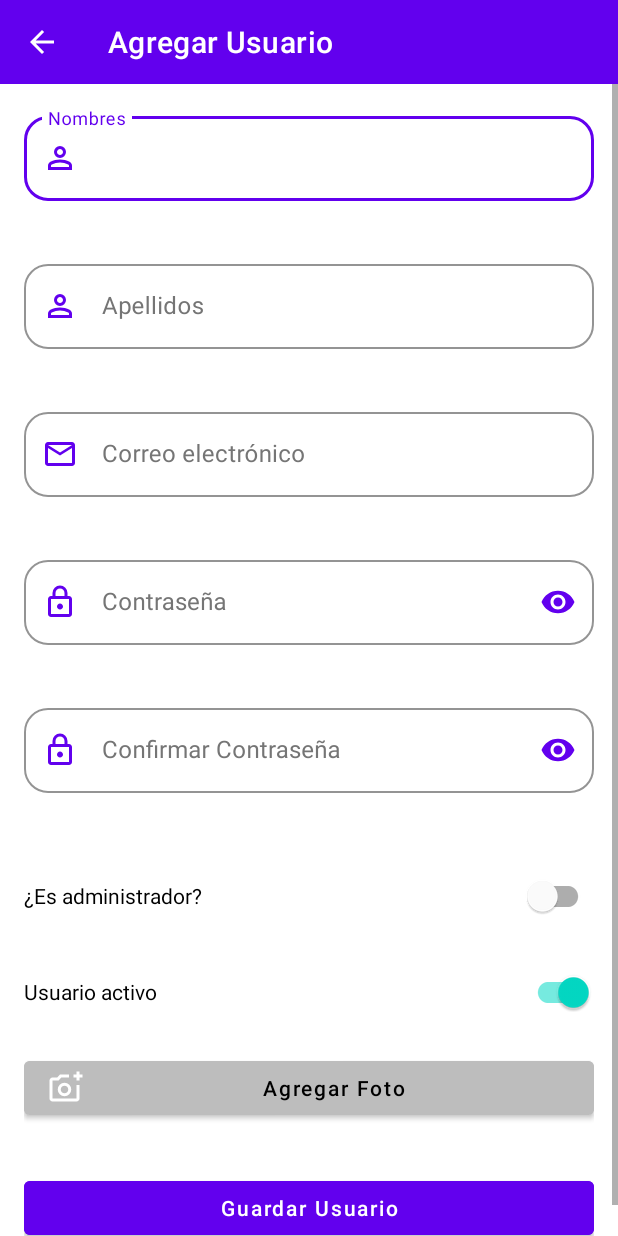
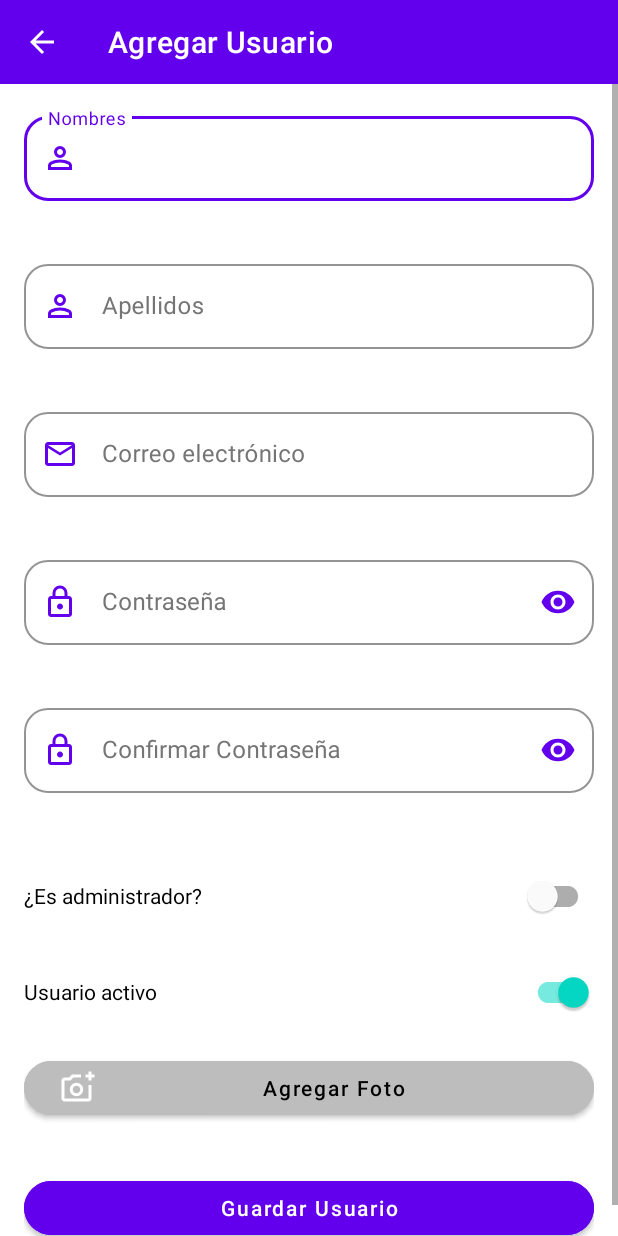
Before and after one commit to Oscardm22/AsistenciaQR, an Android app: the AddTeacherActivity screen opened directly, with no data from a screen before it, on a phone screen of 412 x 824 dp. Run offline under Robolectric (Android 15) with nearby library versions, the phone set to English and light mode, and no system bars; our stand-ins replace Firebase (no records; nobody signed in at launch, a user with empty details on screens opened directly); libraries missing offline, so code that uses them is left out: com.yalantis.ucrop.

Commit message:
eliminar estilo por defecto para botones

```diff
--- a/app/src/main/res/layout/activity_add_teacher.xml
+++ b/app/src/main/res/layout/activity_add_teacher.xml
@@ -190,7 +190,8 @@
                 app:icon="@drawable/ic_camera"
                 app:layout_constraintEnd_toEndOf="parent"
                 app:layout_constraintStart_toStartOf="parent"
-                app:layout_constraintTop_toBottomOf="@id/switchActive" />
+                app:layout_constraintTop_toBottomOf="@id/switchActive"
+                style="@style/Widget.AsistenciaQR.Button.Filled"/>
 
             <!-- Vista previa de foto -->
             <ImageView
@@ -216,7 +217,8 @@
                 android:textColor="@color/white"
                 app:layout_constraintEnd_toEndOf="parent"
                 app:layout_constraintStart_toStartOf="parent"
-                app:layout_constraintTop_toBottomOf="@id/ivPhotoPreview" />
+                app:layout_constraintTop_toBottomOf="@id/ivPhotoPreview"
+                style="@style/Widget.AsistenciaQR.Button.Filled"/>
 
         </androidx.constraintlayout.widget.ConstraintLayout>
     </ScrollView>
```
